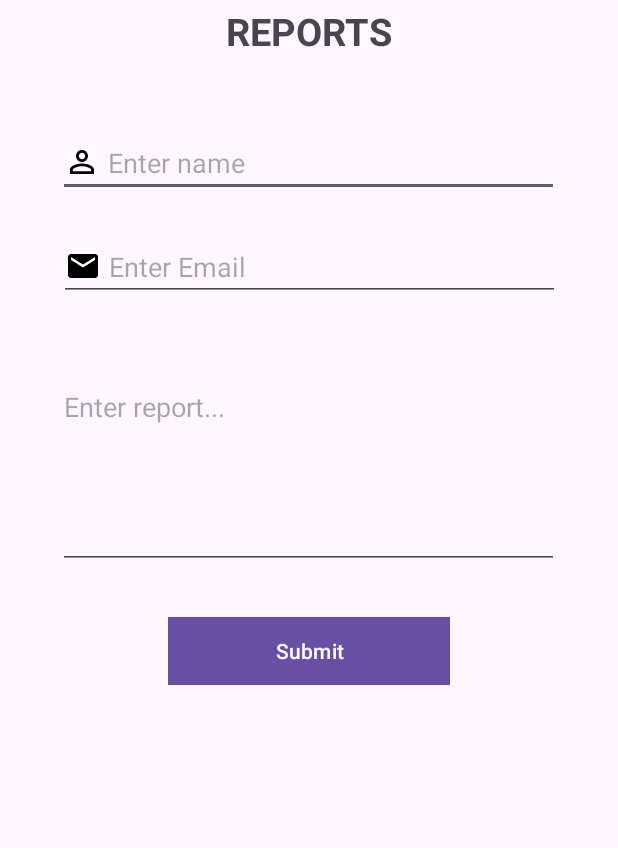
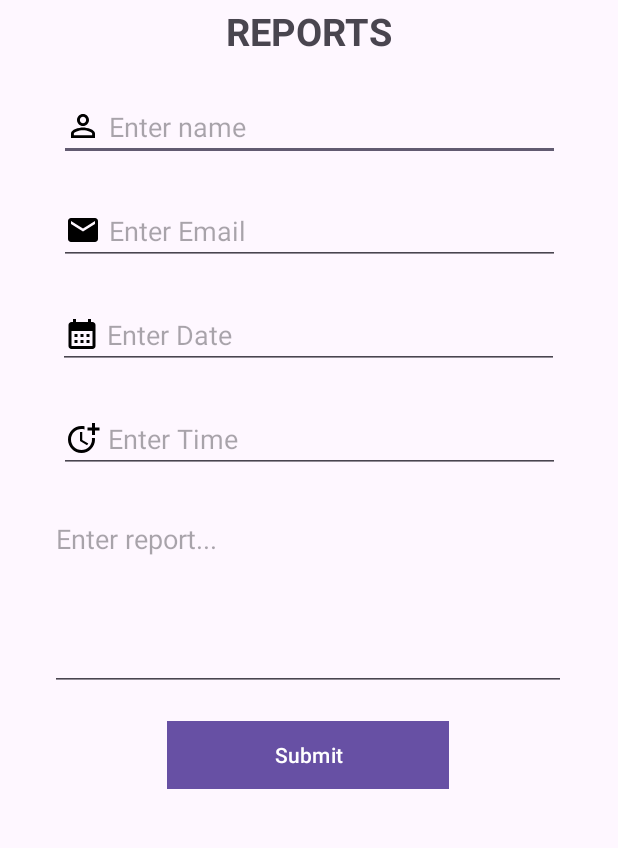
Before and after one commit to elialuko/FinalYearProject, an Android app: the Reports screen opened directly, with no data from a screen before it, after a tap on "Submit", on a phone screen of 412 x 824 dp, the part 327-1175 px from its top. Run offline under Robolectric (Android 15) with nearby library versions, the phone set to English and light mode, and no system bars; our stand-ins replace Firebase (no records; nobody signed in at launch, a user with empty details on screens opened directly).

Commit message:
Initial Commit

```diff
--- a/app/src/main/java/com/example/busbooking/Reports.java
+++ b/app/src/main/java/com/example/busbooking/Reports.java
@@ -1,16 +1,26 @@
 package com.example.busbooking;
 
+import androidx.annotation.NonNull;
 import androidx.appcompat.app.AppCompatActivity;
 
 import android.os.Bundle;
+import android.text.TextUtils;
 import android.view.View;
 import android.widget.Button;
 import android.widget.EditText;
 import android.widget.Toast;
 
+import com.google.firebase.auth.FirebaseAuth;
+import com.google.firebase.auth.FirebaseUser;
+import com.google.firebase.database.DataSnapshot;
+import com.google.firebase.database.DatabaseError;
+import com.google.firebase.database.DatabaseReference;
+import com.google.firebase.database.FirebaseDatabase;
+import com.google.firebase.database.ValueEventListener;
+
 public class Reports extends AppCompatActivity {
 
-    EditText name, email, report;
+    EditText name, email, report, date, time;
     Button submit;
     @Override
     protected void onCreate(Bundle savedInstanceState) {
@@ -19,12 +29,53 @@ public class Reports extends AppCompatActivity {
 
         name = findViewById(R.id.reportName);
         email = findViewById(R.id.reportEmail);
+        date = findViewById(R.id.reportDate);
+        time = findViewById(R.id.reportTime);
         report = findViewById(R.id.FeedbackReport);
         submit = findViewById(R.id.button);
+
+        FirebaseAuth auth = FirebaseAuth.getInstance();
+        FirebaseUser firebaseUser = auth.getCurrentUser();
+        DatabaseReference userRef = FirebaseDatabase.getInstance().getReference("User").child(firebaseUser.getUid());
+
+        userRef.addValueEventListener(new ValueEventListener() {
+            @Override
+            public void onDataChange(@NonNull DataSnapshot snapshot) {
+                    String setname = snapshot.child("name").getValue(String.class);
+                    name.setText((setname));
+                    String setemail = snapshot.child("email").getValue(String.class);
+                    email.setText((setemail));
+
+            }
+
+            @Override
+            public void onCancelled(@NonNull DatabaseError error) {
+
+            }
+        });
 
         submit.setOnClickListener(new View.OnClickListener() {
             @Override
             public void onClick(View v) {
+                String textName = name.getText().toString();
+                String textEmail = email.getText().toString();
+                String textDate = date.getText().toString();
+                String textTime = time.getText().toString();
+                String textReport = report.getText().toString();
+                if (TextUtils.isEmpty(textName)){
+                    Toast.makeText(Reports.this, "Please Enter a Name", Toast.LENGTH_LONG).show();
+                } else if(TextUtils.isEmpty(textEmail)){
+                    Toast.makeText(Reports.this, "Please Enter a Surname", Toast.LENGTH_LONG).show();
+                }else if(TextUtils.isEmpty(textDate)){
+                    Toast.makeText(Reports.this, "Please Enter a Number", Toast.LENGTH_LONG).show();
+                }else if(TextUtils.isEmpty(textTime)){
+                    Toast.makeText(Reports.this, "Please Enter an Email", Toast.LENGTH_LONG).show();
+                }else{
+                    FirebaseAuth auth = FirebaseAuth.getInstance();
+                    FirebaseUser firebaseUser = auth.getCurrentUser();
+                    DatabaseReference userRef = FirebaseDatabase.getInstance().getReference("User").child(firebaseUser.getUid());
+                    DatabaseReference ReportsRef = userRef.child("Reports");
+                }
                 Toast.makeText(Reports.this, "Report Sent Successfully!",Toast.LENGTH_SHORT).show();
             }
         });
--- /dev/null
+++ b/app/src/main/res/drawable/baseline_calendar_month_24.xml
@@ -0,0 +1,5 @@
+<vector android:height="24dp" android:tint="#000000"
+    android:viewportHeight="24" android:viewportWidth="24"
+    android:width="24dp" xmlns:android="http://schemas.android.com/apk/res/android">
+    <path android:fillColor="@android:color/white" android:pathData="M19,4h-1V2h-2v2H8V2H6v2H5C3.89,4 3.01,4.9 3.01,6L3,20c0,1.1 0.89,2 2,2h14c1.1,0 2,-0.9 2,-2V6C21,4.9 20.1,4 19,4zM19,20H5V10h14V20zM9,14H7v-2h2V14zM13,14h-2v-2h2V14zM17,14h-2v-2h2V14zM9,18H7v-2h2V18zM13,18h-2v-2h2V18zM17,18h-2v-2h2V18z"/>
+</vector>
--- /dev/null
+++ b/app/src/main/res/drawable/baseline_more_time_24.xml
@@ -0,0 +1,7 @@
+<vector android:height="24dp" android:tint="#000000"
+    android:viewportHeight="24" android:viewportWidth="24"
+    android:width="24dp" xmlns:android="http://schemas.android.com/apk/res/android">
+    <path android:fillColor="@android:color/white" android:pathData="M10,8l0,6l4.7,2.9l0.8,-1.2l-4,-2.4l0,-5.3z"/>
+    <path android:fillColor="@android:color/white" android:pathData="M17.92,12c0.05,0.33 0.08,0.66 0.08,1c0,3.9 -3.1,7 -7,7s-7,-3.1 -7,-7c0,-3.9 3.1,-7 7,-7c0.7,0 1.37,0.1 2,0.29V4.23C12.36,4.08 11.69,4 11,4c-5,0 -9,4 -9,9s4,9 9,9s9,-4 9,-9c0,-0.34 -0.02,-0.67 -0.06,-1H17.92z"/>
+    <path android:fillColor="@android:color/white" android:pathData="M20,5l0,-3l-2,0l0,3l-3,0l0,2l3,0l0,3l2,0l0,-3l3,0l0,-2z"/>
+</vector>
--- a/app/src/main/res/layout/activity_reports.xml
+++ b/app/src/main/res/layout/activity_reports.xml
@@ -35,7 +35,7 @@
         android:layout_alignParentEnd="true"
         android:layout_alignParentRight="true"
         android:layout_alignParentBottom="true"
-        android:layout_marginTop="48dp"
+        android:layout_marginTop="24dp"
         android:drawableStart="@drawable/ic_person_outline_black_24dp"
         android:drawableLeft="@drawable/ic_person_outline_black_24dp"
         android:drawablePadding="5dp"
@@ -43,7 +43,7 @@
         android:hint="Enter name"
         android:inputType="textPersonName"
         app:layout_constraintEnd_toEndOf="parent"
-        app:layout_constraintHorizontal_bias="0.493"
+        app:layout_constraintHorizontal_bias="0.506"
         app:layout_constraintStart_toStartOf="parent"
         app:layout_constraintTop_toBottomOf="@+id/textView7" />
 
@@ -67,12 +67,12 @@
 
     <EditText
         android:id="@+id/FeedbackReport"
-        android:layout_width="334dp"
-        android:layout_height="wrap_content"
+        android:layout_width="344dp"
+        android:layout_height="124dp"
         android:layout_alignParentEnd="true"
         android:layout_alignParentRight="true"
         android:layout_alignParentBottom="true"
-        android:layout_marginTop="48dp"
+        android:layout_marginTop="160dp"
         android:drawablePadding="5dp"
         android:ems="10"
         android:gravity="top"
@@ -80,7 +80,7 @@
         android:inputType="textMultiLine"
         android:lines="5"
         app:layout_constraintEnd_toEndOf="parent"
-        app:layout_constraintHorizontal_bias="0.493"
+        app:layout_constraintHorizontal_bias="0.492"
         app:layout_constraintStart_toStartOf="parent"
         app:layout_constraintTop_toBottomOf="@+id/reportEmail" />
 
@@ -88,11 +88,41 @@
         android:id="@+id/button"
         android:layout_width="188dp"
         android:layout_height="45dp"
-        android:layout_marginTop="32dp"
+        android:layout_marginTop="20dp"
         android:background="@color/black"
         android:text="Submit"
         android:textColor="@color/white"
         app:layout_constraintEnd_toEndOf="parent"
+        app:layout_constraintHorizontal_bias="0.497"
         app:layout_constraintStart_toStartOf="parent"
         app:layout_constraintTop_toBottomOf="@+id/FeedbackReport" />
+
+    <EditText
+        android:id="@+id/reportDate"
+        android:layout_width="334dp"
+        android:layout_height="wrap_content"
+        android:layout_marginTop="24dp"
+        android:ems="10"
+        android:inputType="text"
+        android:drawableStart="@drawable/baseline_calendar_month_24"
+        android:drawableLeft="@drawable/baseline_calendar_month_24"
+        android:hint=" Enter Date"
+        app:layout_constraintEnd_toEndOf="parent"
+        app:layout_constraintHorizontal_bias="0.497"
+        app:layout_constraintStart_toStartOf="parent"
+        app:layout_constraintTop_toBottomOf="@+id/reportEmail" />
+
+    <EditText
+        android:id="@+id/reportTime"
+        android:layout_width="334dp"
+        android:layout_height="wrap_content"
+        android:layout_marginTop="24dp"
+        android:ems="10"
+        android:inputType="text"
+        android:hint=" Enter Time"
+        android:drawableStart="@drawable/baseline_more_time_24"
+        android:drawableLeft="@drawable/baseline_more_time_24"
+        app:layout_constraintEnd_toEndOf="parent"
+        app:layout_constraintStart_toStartOf="parent"
+        app:layout_constraintTop_toBottomOf="@+id/reportDate" />
 </androidx.constraintlayout.widget.ConstraintLayout>
```
Also changed, not shown: app/src/main/java/com/example/busbooking/Analytics.java (+57 -2 lines), app/src/main/java/com/example/busbooking/Booking.java (+36 -0 lines).
